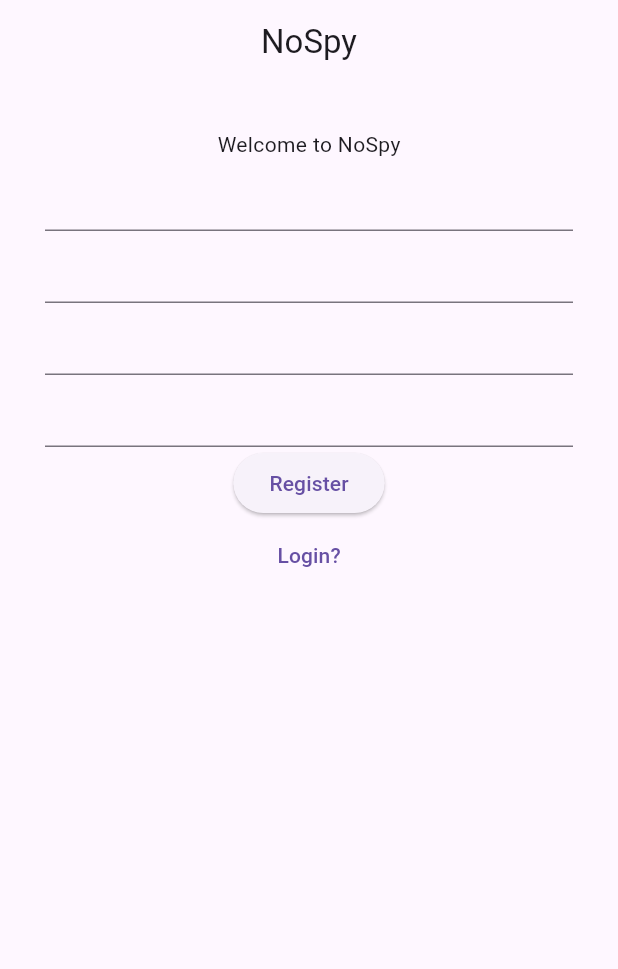
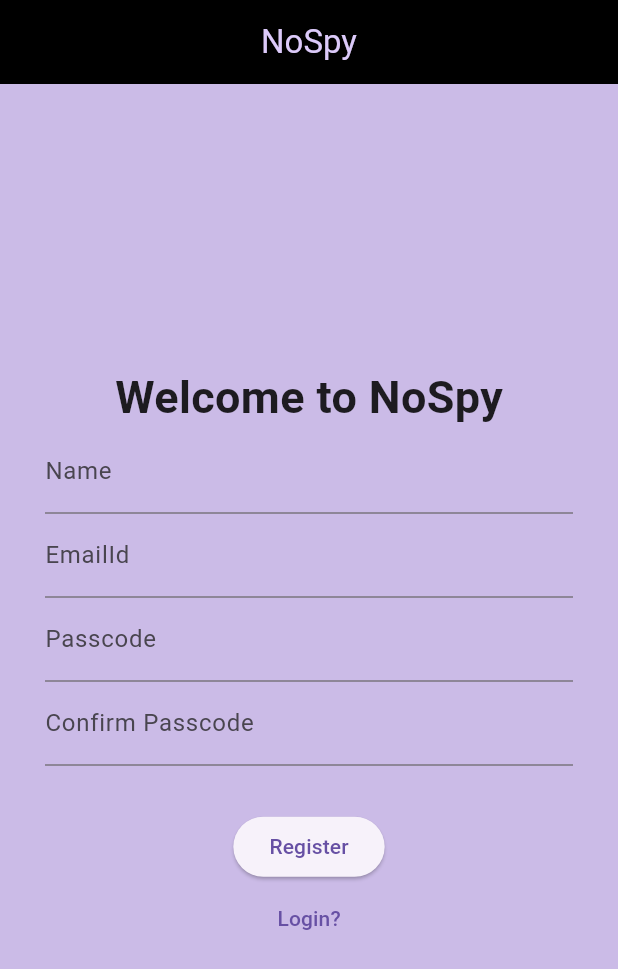
Before and after one commit to rajsharma07/Nospy_frontend, a Flutter app: the screen it shows after launch, after a tap on "Register", on a phone screen of 412 x 824 dp. Shown: the top 969 px of the screen. Run offline on Flutter 3.47's test engine with Material 3 defaults, Android fonts, the phone set to English and light mode, and no system bars.

Commit message:
some changes

```diff
--- /dev/null
+++ b/lib/model/teamsmodel.dart
@@ -0,0 +1,13 @@
+class Teams{
+  String? name;
+  String? leader;
+  List<String>? member;
+  String? discription;
+  Teams(this.name, this.leader, this.member, this.discription);
+  Teams.fromJson(Map<String, dynamic> js){
+    name = js["name"] as String;
+    leader = js["leader"] as String;
+    member = js["member"] as List<String>;
+    discription = js["discription"] as String;
+  }
+}
--- a/lib/register.dart
+++ /dev/null
@@ -1,48 +0,0 @@
-import 'package:flutter/material.dart';
-import 'package:nospy/login.dart';
-
-class Register extends StatefulWidget {
-  const Register(this.changepage, {super.key});
-  final Function(Widget tochange) changepage;
-  @override
-  State<Register> createState() {
-    return _Register();
-  }
-}
-
-class _Register extends State<Register> {
-  @override
-  Widget build(BuildContext context) {
-    return Scaffold(
-      appBar: AppBar(
-        title: const Center(
-          child: Text("NoSpy"),
-        ),
-      ),
-      body: SizedBox(
-        width: double.infinity,
-        child: Container(
-          margin: const EdgeInsets.all(30),
-          child: Column(
-            children: [
-              const Text("Welcome to NoSpy"),
-              TextFormField(),
-              TextFormField(),
-              TextFormField(),
-              TextFormField(),
-              ElevatedButton(
-                onPressed: () {},
-                child: const Text("Register"),
-              ),
-              TextButton(
-                  onPressed: () {
-                    widget.changepage(Login(widget.changepage));
-                  },
-                  child: const Text("Login?"))
-            ],
-          ),
-        ),
-      ),
-    );
-  }
-}
--- a/lib/display.dart
+++ b/lib/widget/display.dart
@@ -1,5 +1,6 @@
 import 'package:flutter/material.dart';
-import 'package:nospy/login.dart';
+import 'package:nospy/widget/home.dart';
+import 'package:nospy/widget/login.dart';
 
 class Display extends StatefulWidget{
   Display({super.key});
@@ -18,6 +19,7 @@ class _Display extends State<Display>{
   }
   void changepage(Widget tochange){
     setState(() {
+      print('object');
       currentpage = tochange;
     });
   }
@@ -25,9 +27,8 @@ class _Display extends State<Display>{
   @override
   Widget build(BuildContext context){
     return MaterialApp(
-      home: Container(
-        child: currentpage,
-      ),
+      debugShowCheckedModeBanner: false,
+      home: currentpage,
     );
   }
 }
--- a/lib/login.dart
+++ b/lib/widget/login.dart
@@ -1,5 +1,7 @@
+
+
 import 'package:flutter/material.dart';
-import 'package:nospy/register.dart';
+import 'package:nospy/widget/register.dart';
 
 class Login extends StatefulWidget {
   const Login(this.changepage, {super.key});
@@ -11,6 +13,10 @@ class Login extends StatefulWidget {
 }
 
 class _Login extends State<Login> {
+
+  void loginapi(){
+    //api call
+  }
   @override
   Widget build(BuildContext context) {
     return Scaffold(
@@ -29,16 +35,29 @@ class _Login extends State<Login> {
           child: Column(
             mainAxisAlignment: MainAxisAlignment.center,
             children: [
-              TextFormField(),
+              const TextField(
+
+                decoration: InputDecoration(
+                  label: Text('Email'),
+                  hintText: 'Email',
+                ),
+              ),
               const SizedBox(
                 height: 20,
               ),
-              TextFormField(),
+              const TextField(
+                obscureText: true,
+                decoration: InputDecoration(
+                  label: Text('Passcode'),
+                  hintText: 'Passcode',
+
+                ),
+              ),
               const SizedBox(
                 height: 50,
               ),
               ElevatedButton(
-                onPressed: () {},
+                onPressed: loginapi,
                 child: const Text("Login"),
               ),
               const SizedBox(
--- /dev/null
+++ b/lib/widget/register.dart
@@ -0,0 +1,73 @@
+import 'package:flutter/material.dart';
+import 'package:nospy/widget/login.dart';
+
+class Register extends StatefulWidget {
+  const Register(this.changepage, {super.key});
+  final Function(Widget tochange) changepage;
+  @override
+  State<Register> createState() {
+    return _Register();
+  }
+}
+
+class _Register extends State<Register> {
+  void registerapi(){
+    //register api call
+  }
+
+  @override
+  Widget build(BuildContext context) {
+    return Scaffold(
+      backgroundColor: const Color.fromARGB(255, 203, 187, 231),
+      appBar: AppBar(
+        backgroundColor: const Color.fromARGB(255, 0, 0, 0),
+        foregroundColor: const Color.fromARGB(255, 220, 202, 250),
+        title: const Center(
+          child: Text("NoSpy"),
+        ),
+      ),
+      body: SizedBox(
+        width: double.infinity,
+        child: Container(
+          margin: const EdgeInsets.all(30),
+          child: Column(
+            mainAxisAlignment: MainAxisAlignment.center,
+            children: [
+              const Text("Welcome to NoSpy",  style: TextStyle(fontSize: 30, fontWeight: FontWeight.bold),),
+              const TextField(
+                decoration:
+                    InputDecoration(label: Text('Name'), hintText: 'Name'),
+              ),
+              const TextField(
+                decoration:
+                    InputDecoration(label: Text('EmailId'), hintText: 'Email'),
+              ),
+              const TextField(
+                decoration: InputDecoration(
+                    label: Text('Passcode'), hintText: 'Passcode'),
+              ),
+              const TextField(
+                decoration: InputDecoration(
+                  label: Text('Confirm Passcode'),
+                  hintText: 'Confirm Passcode',
+                ),
+              ),
+              const SizedBox(
+                height: 30,
+              ),
+              ElevatedButton(
+                onPressed: registerapi,
+                child: const Text("Register"),
+              ),
+              TextButton(
+                  onPressed: () {
+                    widget.changepage(Login(widget.changepage));
+                  },
+                  child: const Text("Login?"))
+            ],
+          ),
+        ),
+      ),
+    );
+  }
+}
```
Also changed, not shown: lib/api_methods/api_call.dart (added, +16 -0 lines), lib/data/teams.json (added, +13 -0 lines), lib/main.dart (+5 -2 lines), lib/widget/dashboard/dashboard.dart (added, +42 -0 lines), lib/widget/dashboard/dashboard_team_display.dart (added, +38 -0 lines), lib/widget/drawerwidget.dart (added, +41 -0 lines), lib/widget/home.dart (added, +15 -0 lines), pubspec.yaml (+4 -3 lines), assets/Image/jaaadoo.jpg (added), assets/Image/jhatu.jpg (added), pubspec.lock, 1 other file.
